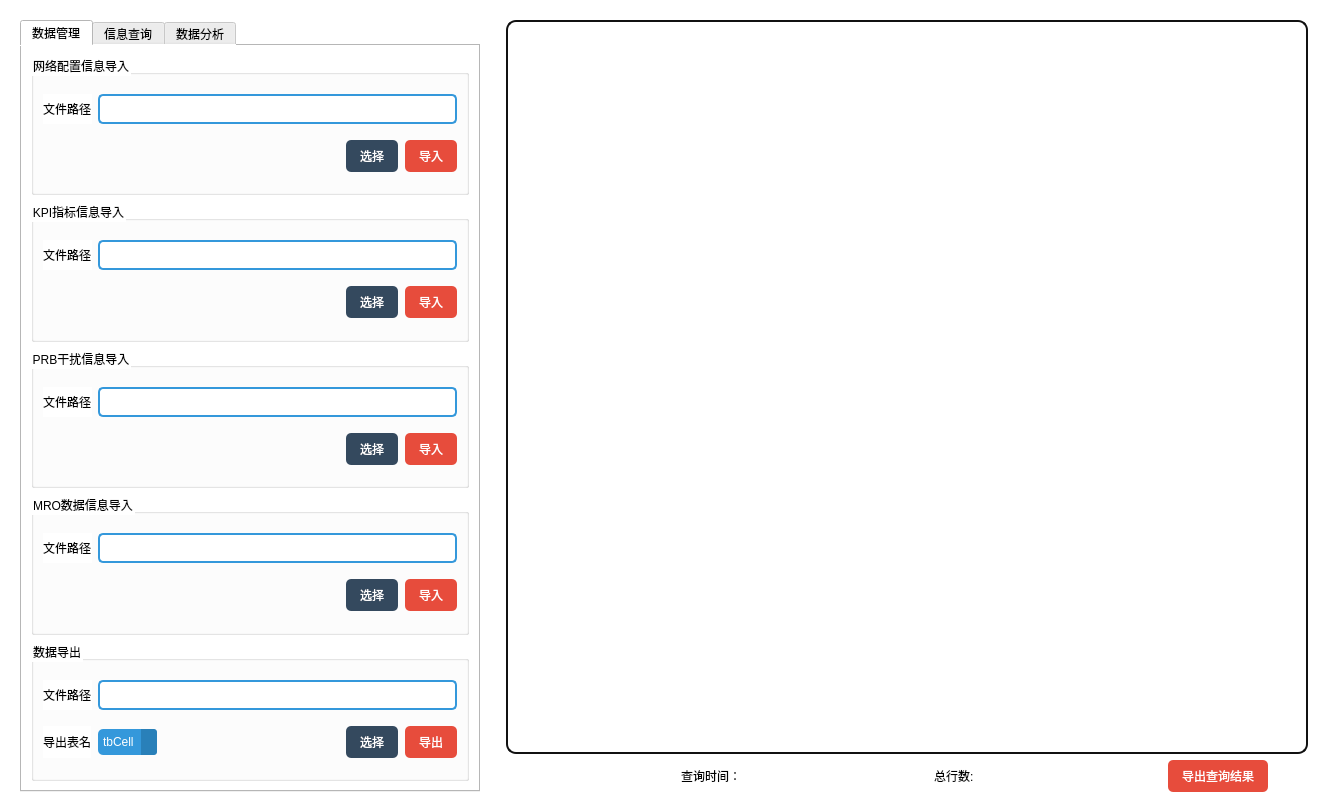
Old version of the form src/management.ui in the repository Connor1996/DatabaseExpr.
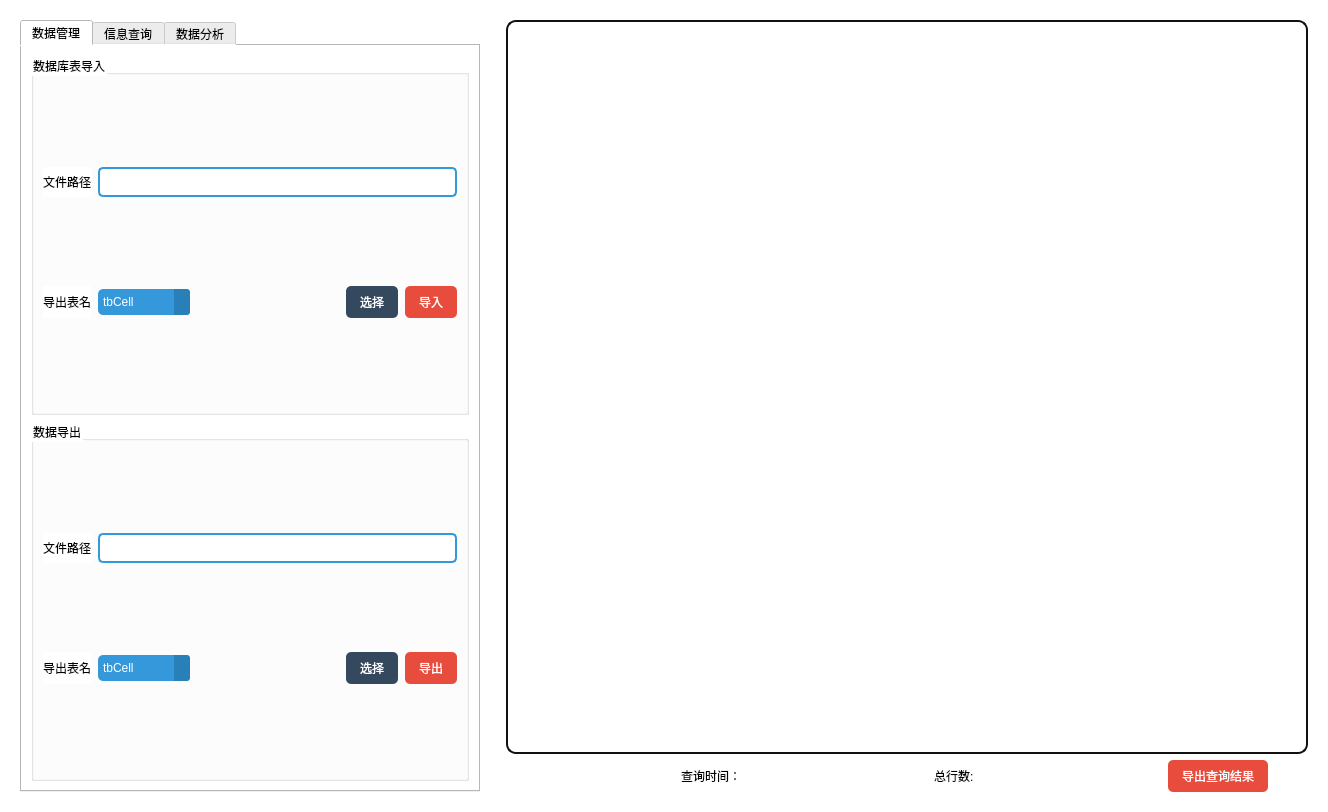
New version of the form. The open tabs and pages were chosen to show the change. Icons and pictures are not drawn.

Patch:
```diff
--- a/src/management.ui
+++ b/src/management.ui
@@ -75,7 +75,7 @@
 QFrame{background-color: rgb(255, 255, 255);}</string>
          </property>
          <property name="currentIndex">
-          <number>0</number>
+          <number>1</number>
          </property>
          <widget class="QWidget" name="tab">
           <attribute name="title">
@@ -85,7 +85,7 @@
            <item>
             <widget class="QGroupBox" name="groupBox_11">
              <property name="title">
-              <string>网络配置信息导入</string>
+              <string>数据库表导入</string>
              </property>
              <property name="flat">
               <bool>false</bool>
@@ -145,6 +145,83 @@
                 <property name="sizeConstraint">
                  <enum>QLayout::SetMinAndMaxSize</enum>
                 </property>
+                <item>
+                 <widget class="QLabel" name="label_30">
+                  <property name="sizePolicy">
+                   <sizepolicy hsizetype="Fixed" vsizetype="Minimum">
+                    <horstretch>0</horstretch>
+                    <verstretch>0</verstretch>
+                   </sizepolicy>
+                  </property>
+                  <property name="frameShape">
+                   <enum>QFrame::NoFrame</enum>
+                  </property>
+                  <property name="text">
+                   <string>导出表名</string>
+                  </property>
+                 </widget>
+                </item>
+                <item>
+                 <widget class="QComboBox" name="tableName_2">
+                  <property name="sizePolicy">
+                   <sizepolicy hsizetype="Maximum" vsizetype="Fixed">
+                    <horstretch>0</horstretch>
+                    <verstretch>0</verstretch>
+                   </sizepolicy>
+                  </property>
+                  <property name="styleSheet">
+                   <string notr="true">QComboBox{border-style:none;padding:5px;border-radius:5px; color:#FFFFFF;background:#3498DB;
+selection-background-color: #3498DB;
+}
+
+QComboBox:hover, QPushButton:hover
+{
+    color:#E5FEFF;background:#5DACE4
+}
+
+QComboBox::drop-down {
+color:#E5FEFF;background:#2980B9;
+    border-left-width: 0px;
+     border-left-style: solid; /* just a single line */
+     border-top-right-radius: 3px; /* same radius as the QComboBox */
+     border-bottom-right-radius: 3px;
+     padding-left: 10px;
+}
+
+QComboBox::down-arrow {
+    image: url(:/misc/down_arrow_2);
+}</string>
+                  </property>
+                  <property name="currentIndex">
+                   <number>0</number>
+                  </property>
+                  <item>
+                   <property name="text">
+                    <string>tbCell</string>
+                   </property>
+                  </item>
+                  <item>
+                   <property name="text">
+                    <string>tbPRB</string>
+                   </property>
+                  </item>
+                  <item>
+                   <property name="text">
+                    <string>tbKPI</string>
+                   </property>
+                  </item>
+                  <item>
+                   <property name="text">
+                    <string>tbMRODate</string>
+                   </property>
+                  </item>
+                  <item>
+                   <property name="text">
+                    <string/>
+                   </property>
+                  </item>
+                 </widget>
+                </item>
                 <item>
                  <spacer name="horizontalSpacer_14">
                   <property name="orientation">
@@ -204,372 +281,6 @@
              </layout>
             </widget>
            </item>
-           <item>
-            <widget class="QGroupBox" name="groupBox_10">
-             <property name="title">
-              <string>KPI指标信息导入</string>
-             </property>
-             <property name="flat">
-              <bool>false</bool>
-             </property>
-             <property name="checkable">
-              <bool>false</bool>
-             </property>
-             <layout class="QVBoxLayout" name="verticalLayout_14">
-              <item>
-               <layout class="QHBoxLayout" name="horizontalLayout_27">
-                <property name="sizeConstraint">
-                 <enum>QLayout::SetMinAndMaxSize</enum>
-                </property>
-                <item>
-                 <widget class="QLabel" name="label_18">
-                  <property name="sizePolicy">
-                   <sizepolicy hsizetype="Fixed" vsizetype="Minimum">
-                    <horstretch>0</horstretch>
-                    <verstretch>0</verstretch>
-                   </sizepolicy>
-                  </property>
-                  <property name="frameShape">
-                   <enum>QFrame::NoFrame</enum>
-                  </property>
-                  <property name="text">
-                   <string>文件路径</string>
-                  </property>
-                 </widget>
-                </item>
-                <item>
-                 <widget class="QLineEdit" name="importKPIEdit">
-                  <property name="enabled">
-                   <bool>true</bool>
-                  </property>
-                  <property name="sizePolicy">
-                   <sizepolicy hsizetype="Minimum" vsizetype="Fixed">
-                    <horstretch>0</horstretch>
-                    <verstretch>0</verstretch>
-                   </sizepolicy>
-                  </property>
-                  <property name="focusPolicy">
-                   <enum>Qt::NoFocus</enum>
-                  </property>
-                  <property name="styleSheet">
-                   <string notr="true">QLineEdit{border-style:none;padding:5px;border-radius:5px;border:2px solid #DCE4EC;}
-QLineEdit{border:2px solid #3498DB;}</string>
-                  </property>
-                 </widget>
-                </item>
-               </layout>
-              </item>
-              <item>
-               <layout class="QHBoxLayout" name="horizontalLayout_28">
-                <property name="spacing">
-                 <number>7</number>
-                </property>
-                <property name="sizeConstraint">
-                 <enum>QLayout::SetMinAndMaxSize</enum>
-                </property>
-                <item>
-                 <spacer name="horizontalSpacer_13">
-                  <property name="orientation">
-                   <enum>Qt::Horizontal</enum>
-                  </property>
-                  <property name="sizeHint" stdset="0">
-                   <size>
-                    <width>40</width>
-                    <height>20</height>
-                   </size>
-                  </property>
-                 </spacer>
-                </item>
-                <item>
-                 <widget class="QPushButton" name="chooseFilePath_KPI">
-                  <property name="sizePolicy">
-                   <sizepolicy hsizetype="Maximum" vsizetype="Fixed">
-                    <horstretch>0</horstretch>
-                    <verstretch>0</verstretch>
-                   </sizepolicy>
-                  </property>
-                  <property name="layoutDirection">
-                   <enum>Qt::LeftToRight</enum>
-                  </property>
-                  <property name="styleSheet">
-                   <string notr="true">QPushButton{border-style:none;padding:7px;border-radius:5px;color:#FFFFFF;background:#34495E;}
-QPushButton:hover{color:#F0F0F0;background:#4E6D8C;}QPushButton:pressed{color:#B8C6D1;background:#2D3E50;}
-</string>
-                  </property>
-                  <property name="text">
-                   <string>  选择  </string>
-                  </property>
-                 </widget>
-                </item>
-                <item>
-                 <widget class="QPushButton" name="importKPI">
-                  <property name="sizePolicy">
-                   <sizepolicy hsizetype="Maximum" vsizetype="Fixed">
-                    <horstretch>0</horstretch>
-                    <verstretch>0</verstretch>
-                   </sizepolicy>
-                  </property>
-                  <property name="layoutDirection">
-                   <enum>Qt::LeftToRight</enum>
-                  </property>
-                  <property name="styleSheet">
-                   <string notr="true">QPushButton{border-style:none;padding:7px;border-radius:5px;color:#FFFFFF;background:#E74C3C;}
-QPushButton:hover{color:#FFF5E7;background:#EC7064;}QPushButton:pressed{color:#F5A996;background:#DC2D1A;}</string>
-                  </property>
-                  <property name="text">
-                   <string>  导入  </string>
-                  </property>
-                 </widget>
-                </item>
-               </layout>
-              </item>
-             </layout>
-            </widget>
-           </item>
-           <item>
-            <widget class="QGroupBox" name="groupBox_9">
-             <property name="title">
-              <string>PRB干扰信息导入</string>
-             </property>
-             <property name="flat">
-              <bool>false</bool>
-             </property>
-             <property name="checkable">
-              <bool>false</bool>
-             </property>
-             <layout class="QVBoxLayout" name="verticalLayout_13">
-              <item>
-               <layout class="QHBoxLayout" name="horizontalLayout_25">
-                <property name="sizeConstraint">
-                 <enum>QLayout::SetMinAndMaxSize</enum>
-                </property>
-                <item>
-                 <widget class="QLabel" name="label_16">
-                  <property name="sizePolicy">
-                   <sizepolicy hsizetype="Fixed" vsizetype="Minimum">
-                    <horstretch>0</horstretch>
-                    <verstretch>0</verstretch>
-                   </sizepolicy>
-                  </property>
-                  <property name="frameShape">
-                   <enum>QFrame::NoFrame</enum>
-                  </property>
-                  <property name="text">
-                   <string>文件路径</string>
-                  </property>
-                 </widget>
-                </item>
-                <item>
-                 <widget class="QLineEdit" name="importPRBEdit">
-                  <property name="enabled">
-                   <bool>true</bool>
-                  </property>
-                  <property name="sizePolicy">
-                   <sizepolicy hsizetype="Minimum" vsizetype="Fixed">
-                    <horstretch>0</horstretch>
-                    <verstretch>0</verstretch>
-                   </sizepolicy>
-                  </property>
-                  <property name="focusPolicy">
-                   <enum>Qt::NoFocus</enum>
-                  </property>
-                  <property name="styleSheet">
-                   <string notr="true">QLineEdit{border-style:none;padding:5px;border-radius:5px;border:2px solid #DCE4EC;}
-QLineEdit{border:2px solid #3498DB;}</string>
-                  </property>
-                 </widget>
-                </item>
-               </layout>
-              </item>
-              <item>
-               <layout class="QHBoxLayout" name="horizontalLayout_26">
-                <property name="spacing">
-                 <number>7</number>
-                </property>
-                <property name="sizeConstraint">
-                 <enum>QLayout::SetMinAndMaxSize</enum>
-                </property>
-                <item>
-                 <spacer name="horizontalSpacer_12">
-                  <property name="orientation">
-                   <enum>Qt::Horizontal</enum>
-                  </property>
-                  <property name="sizeHint" stdset="0">
-                   <size>
-                    <width>40</width>
-                    <height>20</height>
-                   </size>
-                  </property>
-                 </spacer>
-                </item>
-                <item>
-                 <widget class="QPushButton" name="chooseFilePath_PRB">
-                  <property name="sizePolicy">
-                   <sizepolicy hsizetype="Maximum" vsizetype="Fixed">
-                    <horstretch>0</horstretch>
-                    <verstretch>0</verstretch>
-                   </sizepolicy>
-                  </property>
-                  <property name="layoutDirection">
-                   <enum>Qt::LeftToRight</enum>
-                  </property>
-                  <property name="styleSheet">
-                   <string notr="true">QPushButton{border-style:none;padding:7px;border-radius:5px;color:#FFFFFF;background:#34495E;}
-QPushButton:hover{color:#F0F0F0;background:#4E6D8C;}QPushButton:pressed{color:#B8C6D1;background:#2D3E50;}
-</string>
-                  </property>
-                  <property name="text">
-                   <string>  选择  </string>
-                  </property>
-                 </widget>
-                </item>
-                <item>
-                 <widget class="QPushButton" name="importPRB">
-                  <property name="sizePolicy">
-                   <sizepolicy hsizetype="Maximum" vsizetype="Fixed">
-                    <horstretch>0</horstretch>
-                    <verstretch>0</verstretch>
-                   </sizepolicy>
-                  </property>
-                  <property name="layoutDirection">
-                   <enum>Qt::LeftToRight</enum>
-                  </property>
-                  <property name="styleSheet">
-                   <string notr="true">QPushButton{border-style:none;padding:7px;border-radius:5px;color:#FFFFFF;background:#E74C3C;}
-QPushButton:hover{color:#FFF5E7;background:#EC7064;}QPushButton:pressed{color:#F5A996;background:#DC2D1A;}</string>
-                  </property>
-                  <property name="text">
-                   <string>  导入  </string>
-                  </property>
-                 </widget>
-                </item>
-               </layout>
-              </item>
-             </layout>
-            </widget>
-           </item>
-           <item>
-            <widget class="QGroupBox" name="groupBox_8">
-             <property name="title">
-              <string>MRO数据信息导入</string>
-             </property>
-             <property name="flat">
-              <bool>false</bool>
-             </property>
-             <property name="checkable">
-              <bool>false</bool>
-             </property>
-             <layout class="QVBoxLayout" name="verticalLayout_12">
-              <item>
-               <layout class="QHBoxLayout" name="horizontalLayout_17">
-                <property name="sizeConstraint">
-                 <enum>QLayout::SetMinAndMaxSize</enum>
-                </property>
-                <item>
-                 <widget class="QLabel" name="label_9">
-                  <property name="sizePolicy">
-                   <sizepolicy hsizetype="Fixed" vsizetype="Minimum">
-                    <horstretch>0</horstretch>
-                    <verstretch>0</verstretch>
-                   </sizepolicy>
-                  </property>
-                  <property name="frameShape">
-                   <enum>QFrame::NoFrame</enum>
-                  </property>
-                  <property name="text">
-                   <string>文件路径</string>
-                  </property>
-                 </widget>
-                </item>
-                <item>
-                 <widget class="QLineEdit" name="importMROEdit">
-                  <property name="enabled">
-                   <bool>true</bool>
-                  </property>
-                  <property name="sizePolicy">
-                   <sizepolicy hsizetype="Minimum" vsizetype="Fixed">
-                    <horstretch>0</horstretch>
-                    <verstretch>0</verstretch>
-                   </sizepolicy>
-                  </property>
-                  <property name="focusPolicy">
-                   <enum>Qt::NoFocus</enum>
-                  </property>
-                  <property name="styleSheet">
-                   <string notr="true">QLineEdit{border-style:none;padding:5px;border-radius:5px;border:2px solid #DCE4EC;}
-QLineEdit{border:2px solid #3498DB;}</string>
-                  </property>
-                 </widget>
-                </item>
-               </layout>
-              </item>
-              <item>
-               <layout class="QHBoxLayout" name="horizontalLayout_24">
-                <property name="spacing">
-                 <number>7</number>
-                </property>
-                <property name="sizeConstraint">
-                 <enum>QLayout::SetMinAndMaxSize</enum>
-                </property>
-                <item>
-                 <spacer name="horizontalSpacer_11">
-                  <property name="orientation">
-                   <enum>Qt::Horizontal</enum>
-                  </property>
-                  <property name="sizeHint" stdset="0">
-                   <size>
-                    <width>40</width>
-                    <height>20</height>
-                   </size>
-                  </property>
-                 </spacer>
-                </item>
-                <item>
-                 <widget class="QPushButton" name="chooseFilePath_MRO">
-                  <property name="sizePolicy">
-                   <sizepolicy hsizetype="Maximum" vsizetype="Fixed">
-                    <horstretch>0</horstretch>
-                    <verstretch>0</verstretch>
-                   </sizepolicy>
-                  </property>
-                  <property name="layoutDirection">
-                   <enum>Qt::LeftToRight</enum>
-                  </property>
-                  <property name="styleSheet">
-                   <string notr="true">QPushButton{border-style:none;padding:7px;border-radius:5px;color:#FFFFFF;background:#34495E;}
-QPushButton:hover{color:#F0F0F0;background:#4E6D8C;}QPushButton:pressed{color:#B8C6D1;background:#2D3E50;}
-</string>
-                  </property>
-                  <property name="text">
-                   <string>  选择  </string>
-                  </property>
-                 </widget>
-                </item>
-                <item>
-                 <widget class="QPushButton" name="importMRO">
-                  <property name="sizePolicy">
-                   <sizepolicy hsizetype="Maximum" vsizetype="Fixed">
-                    <horstretch>0</horstretch>
-                    <verstretch>0</verstretch>
-                   </sizepolicy>
-                  </property>
-                  <property name="layoutDirection">
-                   <enum>Qt::LeftToRight</enum>
-                  </property>
-                  <property name="styleSheet">
-                   <string notr="true">QPushButton{border-style:none;padding:7px;border-radius:5px;color:#FFFFFF;background:#E74C3C;}
-QPushButton:hover{color:#FFF5E7;background:#EC7064;}QPushButton:pressed{color:#F5A996;background:#DC2D1A;}</string>
-                  </property>
-                  <property name="text">
-                   <string>  导入  </string>
-                  </property>
-                 </widget>
-                </item>
-               </layout>
-              </item>
-             </layout>
-            </widget>
-           </item>
            <item>
             <widget class="QGroupBox" name="groupBox_12">
              <property name="title">
@@ -685,6 +396,21 @@
                     <string>tbCell</string>
                    </property>
                   </item>
+                  <item>
+                   <property name="text">
+                    <string>tbKPI</string>
+                   </property>
+                  </item>
+                  <item>
+                   <property name="text">
+                    <string>tbPRB</string>
+                   </property>
+                  </item>
+                  <item>
+                   <property name="text">
+                    <string>tbMROData</string>
+                   </property>
+                  </item>
                  </widget>
                 </item>
                 <item>
@@ -1390,7 +1116,7 @@
                  </widget>
                 </item>
                 <item>
-                 <widget class="QDateEdit" name="startDate_PRB">
+                 <widget class="QDateTimeEdit" name="startDate_PRB">
                   <property name="dateTime">
                    <datetime>
                     <hour>0</hour>
@@ -1434,7 +1160,7 @@
                  </widget>
                 </item>
                 <item>
-                 <widget class="QDateEdit" name="endDate_PRB">
+                 <widget class="QDateTimeEdit" name="endDate_PRB">
                   <property name="dateTime">
                    <datetime>
                     <hour>0</hour>
```
